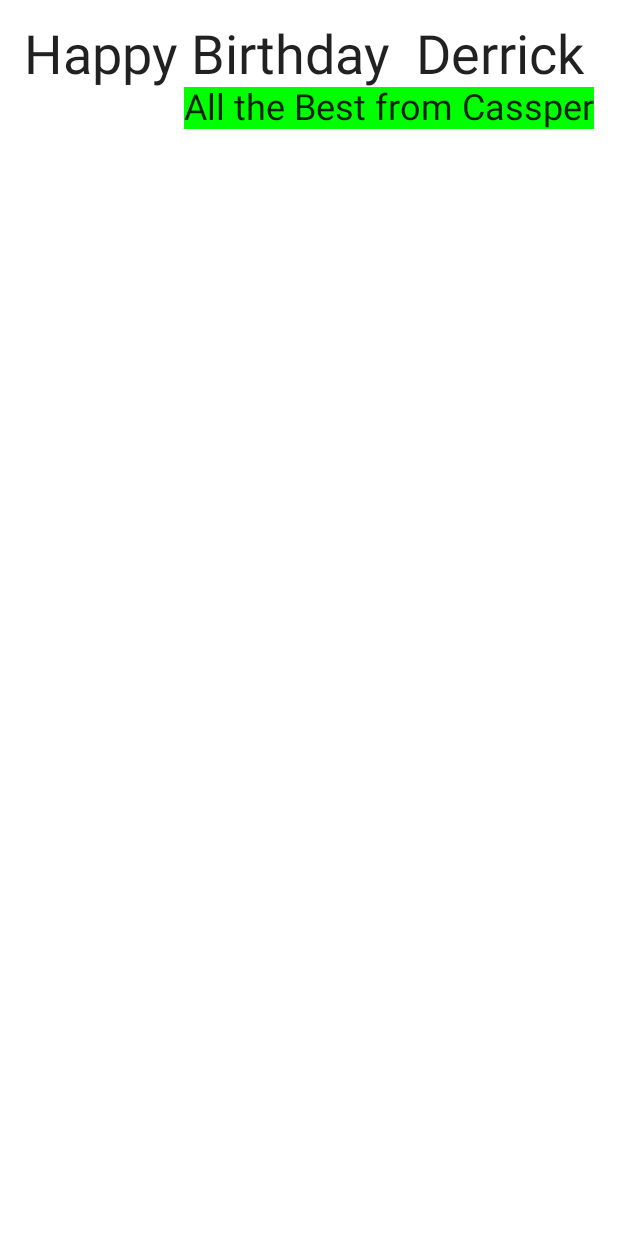
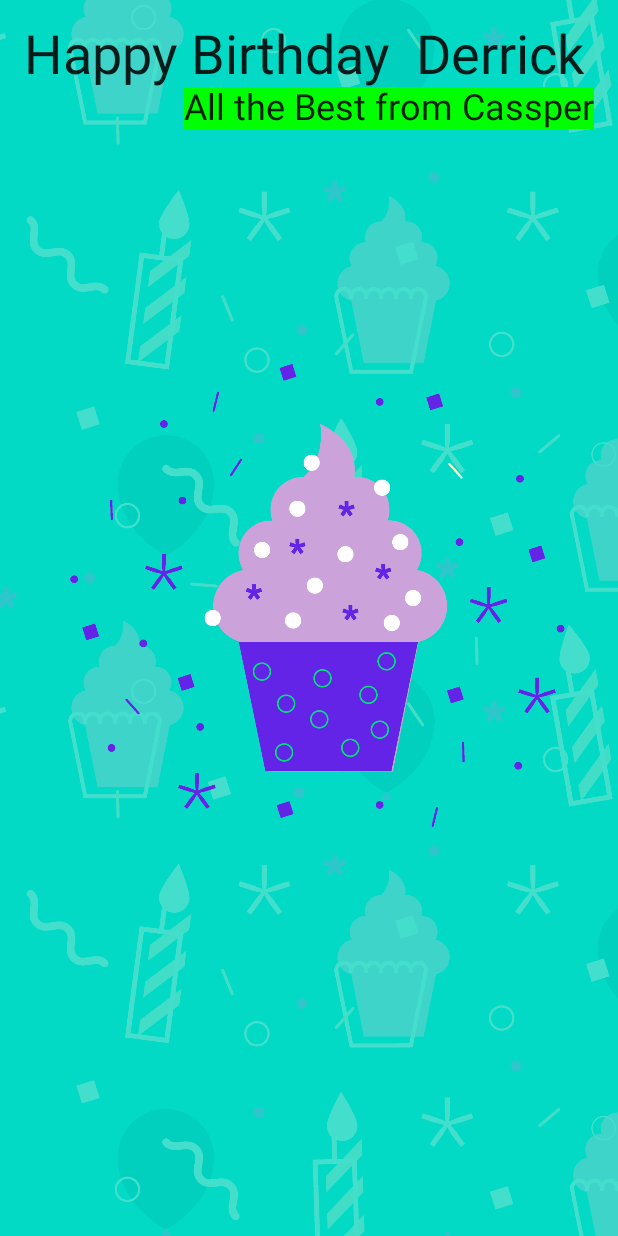
Before and after one commit to CASSPER24/JetPackComposeBirthdayCard, an Android app built with Jetpack Compose: the screen it shows after launch (MainActivity), on a phone screen of 412 x 824 dp. Run offline under Robolectric (Android 15) with nearby library versions, the phone set to English and light mode, and no system bars.

```diff
--- a/app/src/main/java/com/ayesigyederrick/happybirthday/MainActivity.kt
+++ b/app/src/main/java/com/ayesigyederrick/happybirthday/MainActivity.kt
@@ -32,7 +32,8 @@ class MainActivity : ComponentActivity() {
                 // A surface container using the 'background' color from the theme
                 Surface(modifier = Modifier.fillMaxSize(),
                     color = MaterialTheme.colors.background) {
-                    BirthdayGreetingWithText(name = "Derrick", "All the Best from Cassper")
+                    BirthdayGreetingWithImage(name = stringResource(id = R.string.receiver_name), stringResource(
+                        id = R.string.from_text))
                 }
             }
         }
```
